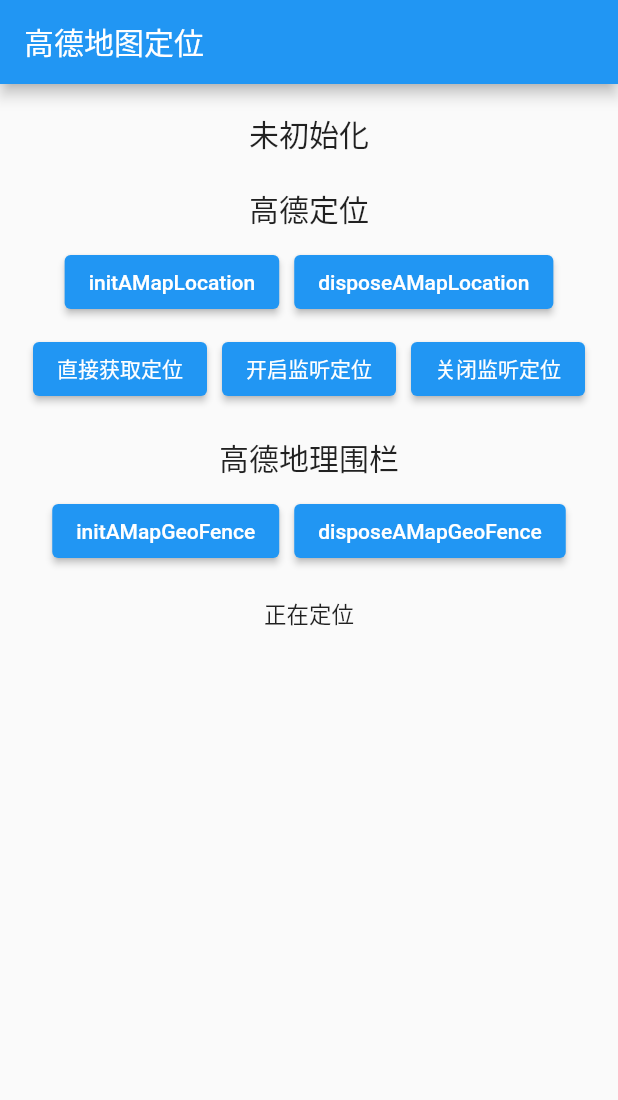
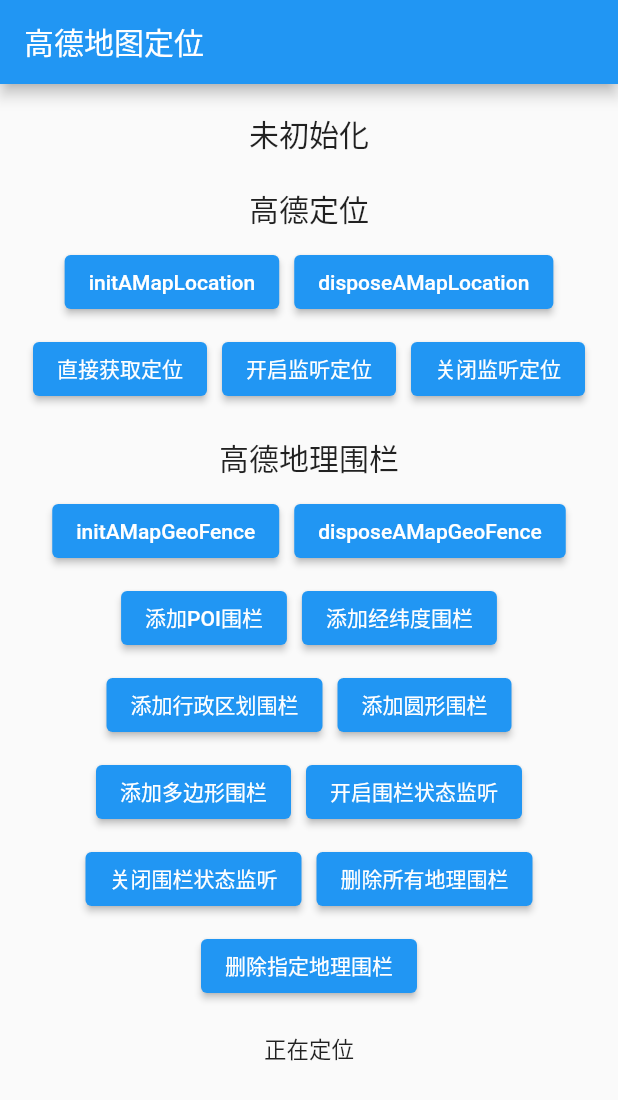
Before and after one commit to Wayaer/fl_amap, a Flutter app: the screen it shows after launch, on a phone screen of 412 x 824 dp. Shown: the top 1100 px of the screen. Run offline on Flutter 3.47's test engine with Material 2 defaults, Android fonts, the phone set to English and light mode, and no system bars; our stand-ins replace permission_handler.

Commit message:
no message

```diff
--- a/example/lib/main.dart
+++ b/example/lib/main.dart
@@ -152,6 +152,33 @@ class _HomeState extends State<Home> {
                           show('未初始化');
                         },
                         child: const Text('disposeAMapGeoFence')),
+                    ElevatedButton(
+                        onPressed: () => getLocation,
+                        child: const Text('添加POI围栏')),
+                    ElevatedButton(
+                        onPressed: () => getLocation,
+                        child: const Text('添加经纬度围栏')),
+                    ElevatedButton(
+                        onPressed: () => getLocation,
+                        child: const Text('添加行政区划围栏')),
+                    ElevatedButton(
+                        onPressed: () => getLocation,
+                        child: const Text('添加圆形围栏')),
+                    ElevatedButton(
+                        onPressed: () => getLocation,
+                        child: const Text('添加多边形围栏')),
+                    ElevatedButton(
+                        onPressed: () => getLocation,
+                        child: const Text('开启围栏状态监听')),
+                    ElevatedButton(
+                        onPressed: () => getLocation,
+                        child: const Text('关闭围栏状态监听')),
+                    ElevatedButton(
+                        onPressed: () => getLocation,
+                        child: const Text('删除所有地理围栏')),
+                    ElevatedButton(
+                        onPressed: () => getLocation,
+                        child: const Text('删除指定地理围栏'))
                   ]),
               Padding(
                   padding: const EdgeInsets.all(20.0),
```
Also changed, not shown: lib/geo_fence.dart (+18 -1 lines), 3 other files.
